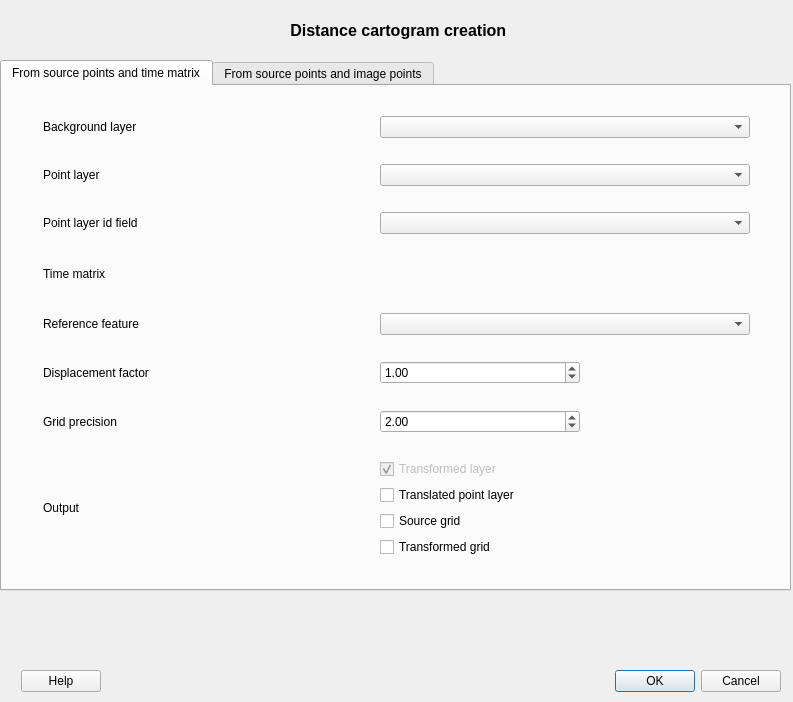
Before: the Qt Designer form dist_cartogram_dialog_base.ui in mthh/QgisDistanceCartogramPlugin, drawn with Qt 5.
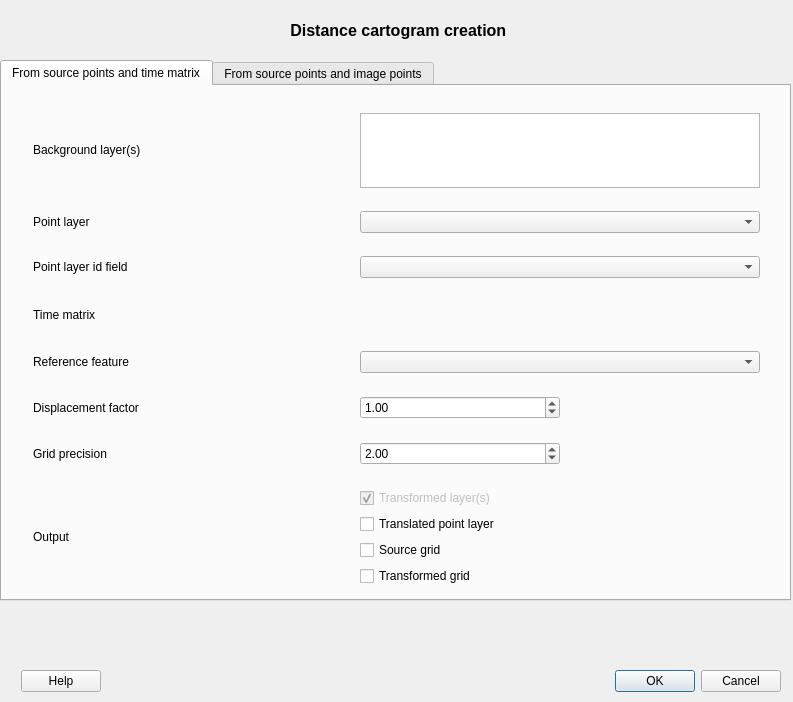
After: the same form once the commit is applied. Custom widgets are drawn as their Qt base class.

Commit message: Enable the deformation of multiple background layers

```diff
--- a/dist_cartogram_dialog_base.ui
+++ b/dist_cartogram_dialog_base.ui
@@ -48,7 +48,7 @@
      <x>0</x>
      <y>60</y>
      <width>791</width>
-     <height>531</height>
+     <height>541</height>
     </rect>
    </property>
    <property name="currentIndex">
@@ -67,12 +67,18 @@
        <x>10</x>
        <y>10</y>
        <width>771</width>
-       <height>481</height>
+       <height>514</height>
       </rect>
      </property>
      <layout class="QGridLayout" name="gridLayout">
       <item row="0" column="0">
        <widget class="QLabel" name="label">
+        <property name="sizePolicy">
+         <sizepolicy hsizetype="Fixed" vsizetype="Fixed">
+          <horstretch>0</horstretch>
+          <verstretch>0</verstretch>
+         </sizepolicy>
+        </property>
         <property name="minimumSize">
          <size>
           <width>300</width>
@@ -89,26 +95,7 @@
          <string>The layer to be deformed</string>
         </property>
         <property name="text">
-         <string>Background layer</string>
-        </property>
-       </widget>
-      </item>
-      <item row="0" column="1">
-       <widget class="QgsMapLayerComboBox" name="backgroundLayerComboBox">
-        <property name="minimumSize">
-         <size>
-          <width>370</width>
-          <height>0</height>
-         </size>
-        </property>
-        <property name="maximumSize">
-         <size>
-          <width>400</width>
-          <height>16777215</height>
-         </size>
-        </property>
-        <property name="showCrs">
-         <bool>true</bool>
+         <string>Background layer(s)</string>
         </property>
        </widget>
       </item>
@@ -376,7 +363,7 @@
            <enum>Qt::NoFocus</enum>
           </property>
           <property name="text">
-           <string>Transformed layer</string>
+           <string>Transformed layer(s)</string>
           </property>
           <property name="checkable">
            <bool>true</bool>
@@ -412,6 +399,22 @@
         </item>
        </layout>
       </item>
+      <item row="0" column="1">
+       <widget class="QListWidget" name="backgroundLayersListWidget">
+        <property name="sizePolicy">
+         <sizepolicy hsizetype="Maximum" vsizetype="Maximum">
+          <horstretch>30</horstretch>
+          <verstretch>75</verstretch>
+         </sizepolicy>
+        </property>
+        <property name="minimumSize">
+         <size>
+          <width>400</width>
+          <height>75</height>
+         </size>
+        </property>
+       </widget>
+      </item>
      </layout>
     </widget>
    </widget>
```
Left out of the diff: 385 changed lines with no effect on the pictures. The commit also changes 3 other files.
